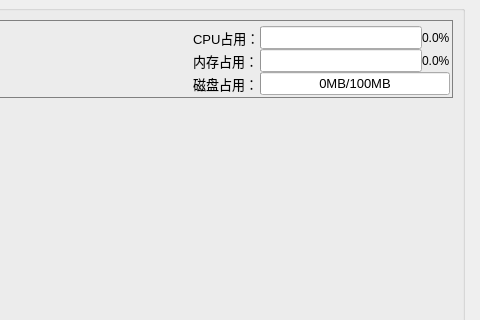
Above: widget/mid/systemmanager_widget.ui from yanghang8612/SMAMMainUI before the change; both pictures show x 800 to 1280 and y 0 to 320 of the 1280 by 720 pixel window. Below: the same form after it.
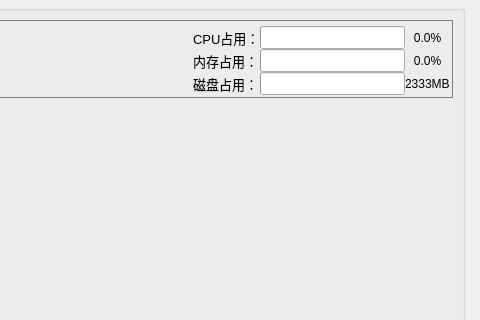
That is the form after the change.

```diff
--- a/widget/mid/systemmanager_widget.ui
+++ b/widget/mid/systemmanager_widget.ui
@@ -203,7 +203,7 @@
         <layout class="QVBoxLayout" name="statusContainer"/>
        </item>
        <item>
-        <layout class="QGridLayout" name="systemStatusLayout">
+        <layout class="QGridLayout" name="systemStatusLayout" columnstretch="1,4,1">
          <item row="1" column="1">
           <widget class="QProgressBar" name="memBar">
            <property name="font">
@@ -276,37 +276,13 @@
            </property>
           </widget>
          </item>
-         <item row="2" column="0">
-          <widget class="QLabel" name="networkLabel">
-           <property name="font">
-            <font>
-             <pointsize>10</pointsize>
-            </font>
-           </property>
-           <property name="text">
-            <string>磁盘占用：</string>
-           </property>
-          </widget>
-         </item>
          <item row="0" column="2">
           <widget class="QLabel" name="cpuValue">
            <property name="text">
             <string>0.0%</string>
            </property>
-          </widget>
-         </item>
-         <item row="2" column="1" colspan="2">
-          <widget class="QProgressBar" name="diskBar">
-           <property name="font">
-            <font>
-             <pointsize>10</pointsize>
-            </font>
-           </property>
-           <property name="value">
-            <number>0</number>
-           </property>
-           <property name="format">
-            <string>%vMB/%mMB</string>
+           <property name="alignment">
+            <set>Qt::AlignCenter</set>
            </property>
           </widget>
          </item>
@@ -314,6 +290,43 @@
           <widget class="QLabel" name="memValue">
            <property name="text">
             <string>0.0%</string>
+           </property>
+           <property name="alignment">
+            <set>Qt::AlignCenter</set>
+           </property>
+          </widget>
+         </item>
+         <item row="2" column="0">
+          <widget class="QLabel" name="networkLabel">
+           <property name="font">
+            <font>
+             <pointsize>10</pointsize>
+            </font>
+           </property>
+           <property name="text">
+            <string>磁盘占用：</string>
+           </property>
+          </widget>
+         </item>
+         <item row="2" column="1">
+          <widget class="QProgressBar" name="diskBar">
+           <property name="font">
+            <font>
+             <pointsize>10</pointsize>
+            </font>
+           </property>
+           <property name="value">
+            <number>0</number>
+           </property>
+           <property name="textVisible">
+            <bool>false</bool>
+           </property>
+          </widget>
+         </item>
+         <item row="2" column="2">
+          <widget class="QLabel" name="diskValue">
+           <property name="text">
+            <string>2333MB</string>
            </property>
           </widget>
          </item>
```
